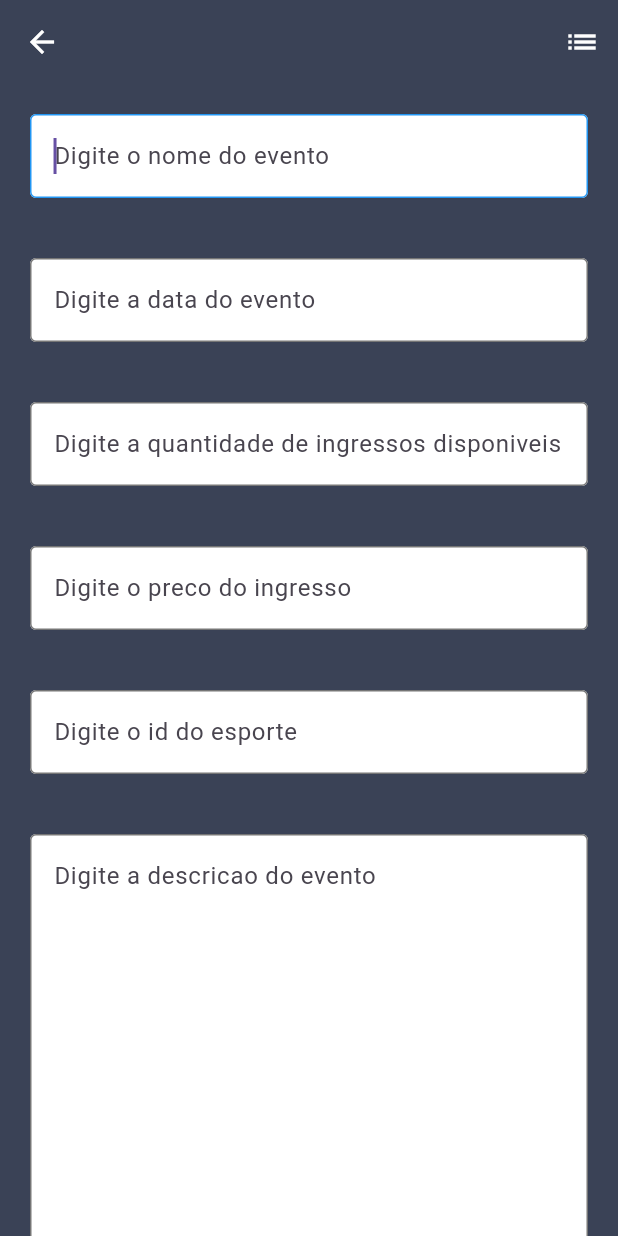
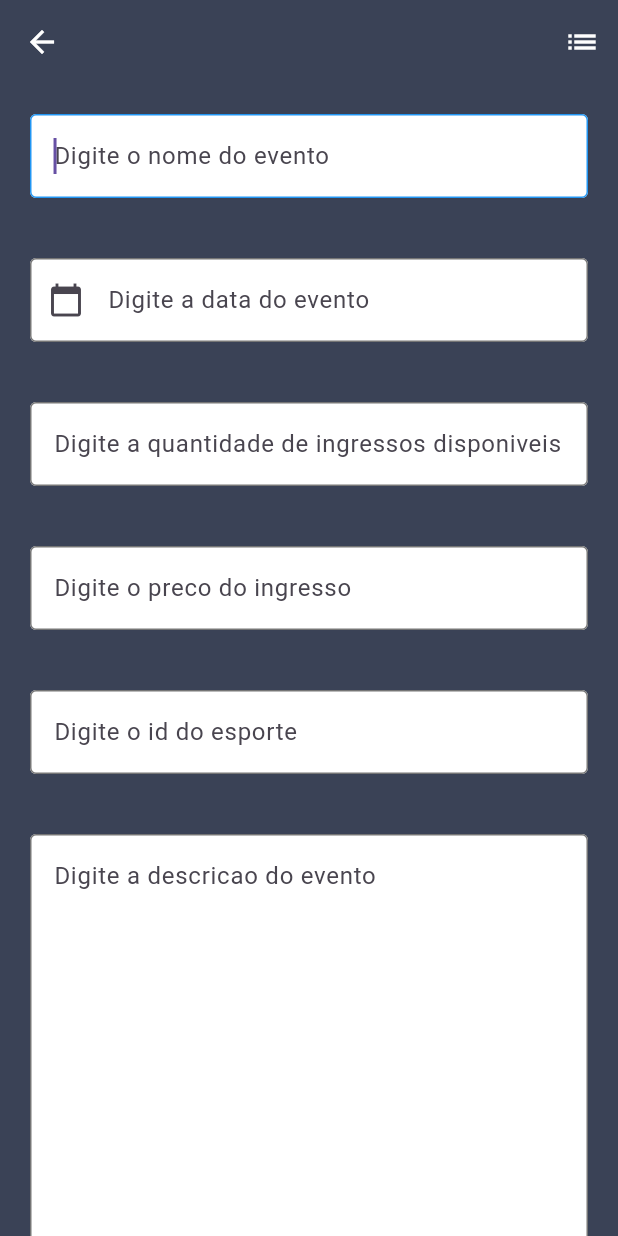
Before and after one commit to goisbrunoaugusto/EventManagerApp, a Flutter app: the EventCreation screen opened directly with empty values, on a phone screen of 412 x 824 dp. Run offline on Flutter 3.47's test engine with Material 3 defaults, Android fonts, the phone set to English and light mode, and no system bars; our stand-ins replace multi_dropdown.

Commit message:
added calendar to event creation page

```diff
--- /dev/null
+++ b/lib/components/my_date_field.dart
@@ -0,0 +1,48 @@
+import 'package:flutter/material.dart';
+
+class MyDateField extends StatefulWidget {
+  final String hintText;
+  final controller;
+
+  const MyDateField({super.key, required this.hintText, this.controller});
+
+  @override
+  State<MyDateField> createState() => _MyDateFieldState();
+}
+
+class _MyDateFieldState extends State<MyDateField> {
+  Future<void> _selectDate() async {
+    DateTime? picked = await showDatePicker(
+        context: context, firstDate: DateTime.now(), lastDate: DateTime(20100));
+    if (picked != null) {
+      setState(() {
+        widget.controller.text = picked.toString().split(" ")[0];
+      });
+    }
+  }
+
+  @override
+  Widget build(BuildContext context) {
+    return Padding(
+      padding: const EdgeInsets.all(20.0),
+      child: TextField(
+        controller: widget.controller,
+        autofocus: true,
+        decoration: InputDecoration(
+          prefixIcon: const Icon(Icons.calendar_today),
+          hintText: widget.hintText,
+          enabledBorder: OutlineInputBorder(
+            borderSide: BorderSide(color: Colors.grey.shade600),
+          ),
+          focusedBorder: const OutlineInputBorder(
+            borderSide: BorderSide(color: Colors.blue),
+          ),
+          fillColor: Colors.white,
+          filled: true,
+        ),
+        readOnly: true,
+        onTap: () => {_selectDate()},
+      ),
+    );
+  }
+}
--- a/lib/pages/login_page.dart
+++ b/lib/pages/login_page.dart
@@ -59,7 +59,7 @@ class _LoginPageState extends State<LoginPage> {
   @override
   Widget build(BuildContext context) {
     return Scaffold(
-      backgroundColor: Colors.grey.shade200,
+      backgroundColor: const Color.fromRGBO(58, 66, 86, 1.0),
       body: SafeArea(
         child: Center(
           child: Column(
@@ -68,6 +68,7 @@ class _LoginPageState extends State<LoginPage> {
               const Icon(
                 Icons.lock,
                 size: 100,
+                color: Colors.white,
               ),
               const SizedBox(
                 height: 50,
```
Also changed, not shown: lib/pages/event_creation.dart (+11 -5 lines).
